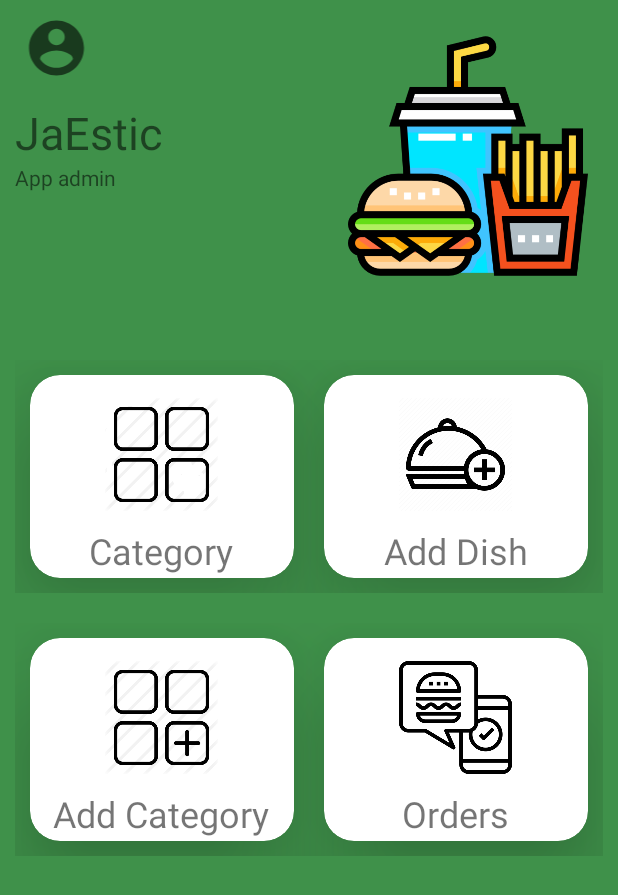
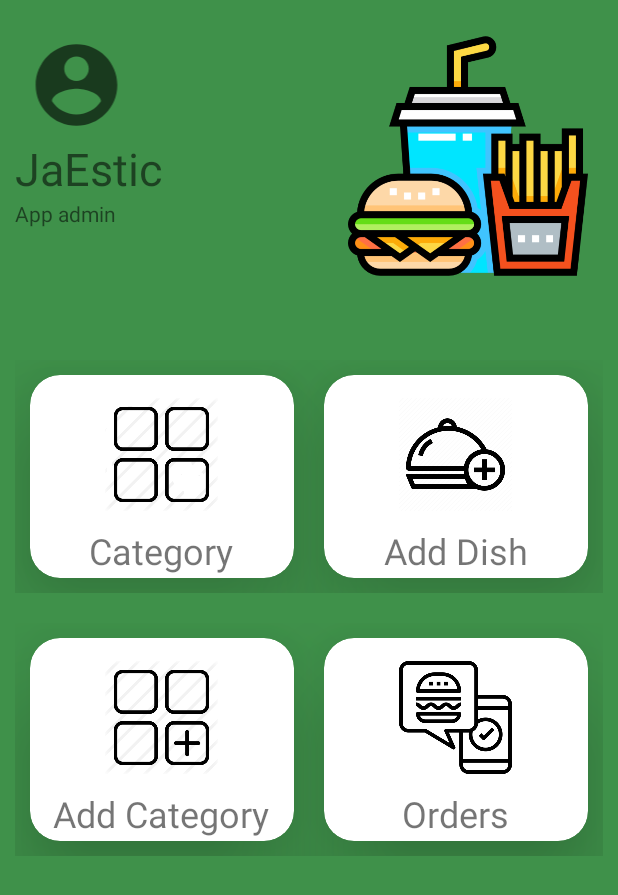
Before and after one commit to khandaniyal/admin_JustEat, an Android app: the screen it shows after launch (MainActivity), on a phone screen of 412 x 824 dp. Shown: the top 895 px of the screen. Run offline under Robolectric (Android 15) with nearby library versions, the phone set to English and light mode, and no system bars; Roboto replaces fonts that are not available here.

```diff
--- a/app/build.gradle
+++ b/app/build.gradle
@@ -32,6 +32,8 @@ dependencies {
     implementation 'androidx.appcompat:appcompat:1.3.1'
     implementation 'com.google.android.material:material:1.4.0'
     implementation 'androidx.constraintlayout:constraintlayout:2.1.1'
+    implementation 'com.google.android.gms:play-services-base:17.6.0'
+    implementation 'com.google.android.gms:play-services-auth:19.0.0'
     testImplementation 'junit:junit:4.+'
     androidTestImplementation 'androidx.test.ext:junit:1.1.3'
     androidTestImplementation 'androidx.test.espresso:espresso-core:3.4.0'
--- a/app/src/main/java/com/example/admin_justeat/MainActivity.java
+++ b/app/src/main/java/com/example/admin_justeat/MainActivity.java
@@ -4,15 +4,20 @@ import androidx.appcompat.app.AppCompatActivity;
 
 import android.content.Intent;
 import android.graphics.drawable.AnimationDrawable;
+import android.net.Uri;
 import android.os.Bundle;
 import android.view.View;
 import android.widget.ImageView;
 import android.widget.ScrollView;
+import android.widget.TextView;
 import android.widget.Toast;
 
 import androidx.appcompat.app.AppCompatActivity;
 import androidx.cardview.widget.CardView;
 import androidx.constraintlayout.widget.ConstraintLayout;
+
+import com.google.android.gms.auth.api.signin.GoogleSignIn;
+import com.google.android.gms.auth.api.signin.GoogleSignInAccount;
 
 public class MainActivity extends AppCompatActivity {
     private ConstraintLayout constraintLayout;
@@ -22,19 +27,31 @@ public class MainActivity extends AppCompatActivity {
     CardView cardViewAddCategory;
     CardView cardViewAddDish;
     CardView cardViewOrders;
-    ImageView imgInfoUser;
+    TextView textUserName;
 
     @Override
     protected void onCreate(Bundle savedInstanceState) {
         super.onCreate(savedInstanceState);
         setContentView(R.layout.activity_main);
 
+
+
         cardViewCategory = findViewById(R.id.cardViewCategory);
         cardViewAddCategory = findViewById(R.id.cardViewAddCategory);
         cardViewAddDish = findViewById(R.id.cardViewAddDish);
         cardViewOrders = findViewById(R.id.cardViewOrders);
-        imgInfoUser = findViewById(R.id.imgInfoUser);
+        textUserName = findViewById(R.id.textUserName);
 
+        GoogleSignInAccount acct = GoogleSignIn.getLastSignedInAccount(this);
+        if (acct != null) {
+            String personName = acct.getDisplayName();
+            //String personGivenName = acct.getGivenName();
+            //String personFamilyName = acct.getFamilyName();
+            //String personEmail = acct.getEmail();
+            //String personId = acct.getId();
+            //Uri personPhoto = acct.getPhotoUrl();
+            textUserName.setText(personName);
+        }
         // init constraintLayout
         constraintLayout = (ConstraintLayout) findViewById(R.id.constraintLayout);
         // initializing animation drawable by getting background from constraint layout
@@ -44,13 +61,6 @@ public class MainActivity extends AppCompatActivity {
         // setting exit fade animation duration to 2 seconds
         animationDrawable.setExitFadeDuration(2000);
 
-
-        imgInfoUser.setOnClickListener(new View.OnClickListener() {
-            @Override
-            public void onClick(View view) {
-                //startActivity(new Intent(getApplicationContext(), InfoUserActivity.class));
-            }
-        });
 
         cardViewCategory.setOnClickListener(new View.OnClickListener() {
             @Override
--- a/app/src/main/res/layout/activity_main.xml
+++ b/app/src/main/res/layout/activity_main.xml
@@ -8,6 +8,7 @@
         android:background="@drawable/color_animation_list"
         android:id="@+id/constraintLayout">
 
+
     <androidx.constraintlayout.widget.ConstraintLayout
         android:id="@+id/constraintLayout2"
         android:layout_width="match_parent"
@@ -17,8 +18,7 @@
         app:layout_constraintHorizontal_bias="0.0"
         app:layout_constraintStart_toStartOf="parent"
         app:layout_constraintTop_toTopOf="parent"
-        app:layout_constraintVertical_bias="0.071"
-        >
+        app:layout_constraintVertical_bias="0.071">
 
         <TextView
             android:id="@+id/textView2"
@@ -30,20 +30,21 @@
             android:text="@string/sub_title_activity_main"
             app:layout_constraintBottom_toBottomOf="parent"
             app:layout_constraintStart_toStartOf="parent"
-            app:layout_constraintTop_toBottomOf="@+id/textTitle"
+            app:layout_constraintTop_toBottomOf="@+id/textUserName"
             app:layout_constraintVertical_bias="0.0" />
 
         <TextView
-            android:id="@+id/textTitle"
+            android:id="@+id/textUserName"
             android:layout_width="0dp"
             android:layout_height="wrap_content"
             android:layout_marginStart="10dp"
-            android:layout_marginTop="68dp"
+            android:layout_marginTop="92dp"
             android:layout_marginEnd="100dp"
             android:fontFamily="@font/baloo"
             android:text="@string/title_ativity_main"
             android:textSize="30sp"
             app:layout_constraintEnd_toStartOf="@+id/imageView"
+            app:layout_constraintHorizontal_bias="1.0"
             app:layout_constraintStart_toStartOf="parent"
             app:layout_constraintTop_toTopOf="parent" />
 
@@ -60,11 +61,11 @@
             app:srcCompat="@drawable/fast_food" />
 
         <ImageView
-            android:id="@+id/imgInfoUser"
-            android:layout_width="55dp"
-            android:layout_height="44dp"
-            android:layout_marginStart="10dp"
-            android:layout_marginTop="10dp"
+            android:id="@+id/imgUser"
+            android:layout_width="70dp"
+            android:layout_height="65dp"
+            android:layout_marginStart="16dp"
+            android:layout_marginTop="24dp"
             app:layout_constraintStart_toStartOf="parent"
             app:layout_constraintTop_toTopOf="parent"
             app:srcCompat="@drawable/ic_account" />
@@ -260,8 +261,8 @@
                 android:layout_weight="1"
                 android:clickable="true"
                 android:foreground="?android:attr/selectableItemBackground"
-                app:cardElevation="40dp"
-                app:cardCornerRadius="20dp">
+                app:cardCornerRadius="20dp"
+                app:cardElevation="40dp">
 
                 <RelativeLayout
                     android:layout_width="match_parent"
--- a/app/src/main/res/values/strings.xml
+++ b/app/src/main/res/values/strings.xml
@@ -8,4 +8,8 @@
     <string name="cardViewAddCategory">Add Category</string>
     <string name="cardViewAddDish">Add Dish</string>
     <string name="cardViewOrders">Orders</string>
+
+    <!-- lateral menu -->
+    <string name="lateral_menu">Home</string>
+    <string name="prueba">prueba</string>
 </resources>
```
Also changed, not shown: app/src/main/res/drawable/ic_home.xml (added, +10 -0 lines).
